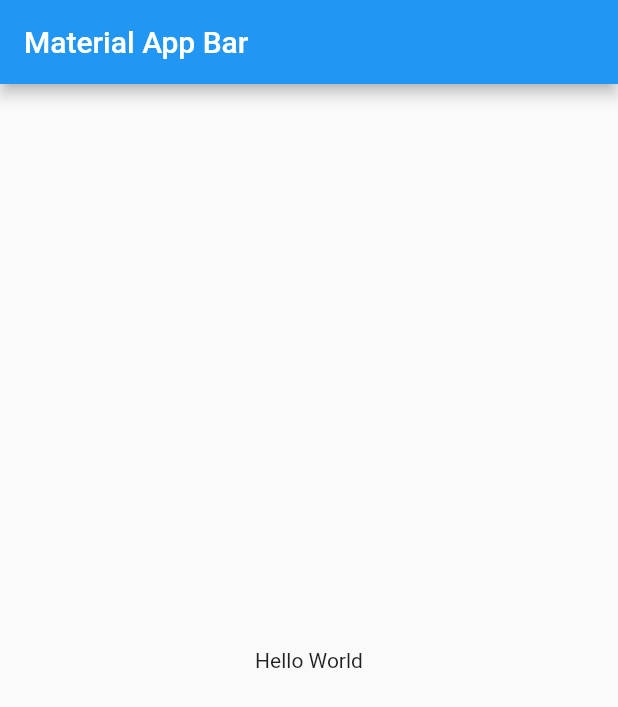
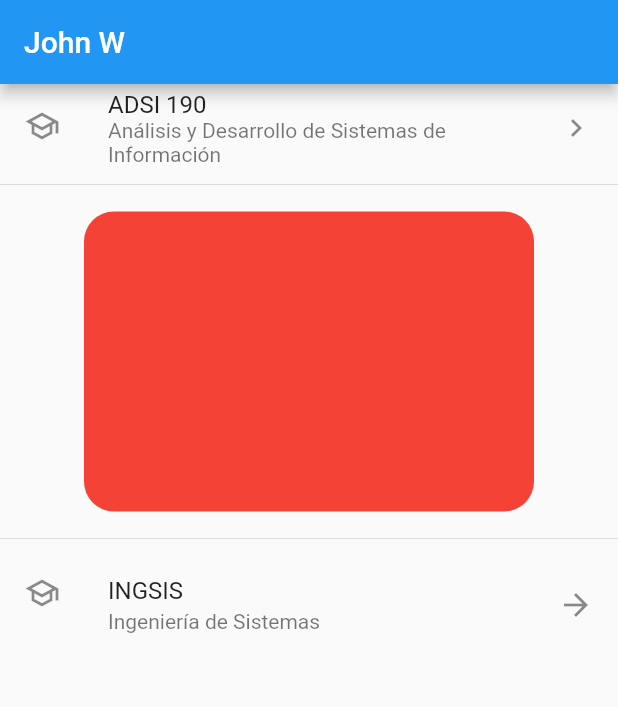
Before and after one commit to johnwmartinez/flutter_clase2_listas, a Flutter app: the screen it shows after launch, on a phone screen of 412 x 824 dp. Shown: the top 707 px of the screen. Run offline on Flutter 3.47's test engine with Material 2 defaults, Android fonts, the phone set to English and light mode, and no system bars.

Commit message:
Uso de listas y contenedores en una clase aparte

```diff
--- a/lib/listas.dart
+++ b/lib/listas.dart
@@ -0,0 +1,43 @@
+import 'package:flutter/material.dart';
+// stateLESS -> no hay que redibujar
+
+class Listas extends StatelessWidget {
+  const Listas({Key? key}) : super(key: key);
+
+  @override
+  Widget build(BuildContext context) {
+    return Scaffold(
+      appBar: AppBar(
+        title: Text("John W"),
+      ),
+      body: ListView(
+        children: [
+          ListTile(
+            title: Text("ADSI 190"),
+            subtitle: Text("Análisis y Desarrollo de Sistemas de Información"),
+            leading: Icon(Icons.school_outlined),
+            trailing: Icon(Icons.keyboard_arrow_right_sharp),
+          ),
+          Divider(),
+          Center(
+            child: Container(
+              alignment: Alignment.center,
+              margin: EdgeInsets.only(bottom: 10, top: 10),
+              width: 300,
+              height: 200,
+              decoration: BoxDecoration(
+                  color: Colors.red, borderRadius: BorderRadius.circular(20),),
+            ),
+          ),
+          Divider(),
+          ListTile(
+            title: Text("INGSIS"),
+            subtitle: Text("Ingeniería de Sistemas"),
+            leading: Icon(Icons.school_outlined),
+            trailing: Icon(Icons.arrow_forward_sharp),
+          ),
+        ],
+      ),
+    );
+  }
+}
--- a/lib/main.dart
+++ b/lib/main.dart
@@ -1,4 +1,5 @@
 import 'package:flutter/material.dart';
+import 'package:listas/listas.dart';
 
 void main() => runApp(MyApp());
 
@@ -7,16 +8,7 @@ class MyApp extends StatelessWidget {
   Widget build(BuildContext context) {
     return MaterialApp(
       title: 'Material App',
-      home: Scaffold(
-        appBar: AppBar(
-          title: Text('Material App Bar'),
-        ),
-        body: Center(
-          child: Container(
-            child: Text('Hello World'),
-          ),
-        ),
-      ),
+      home: Listas(),
     );
   }
 }
```
